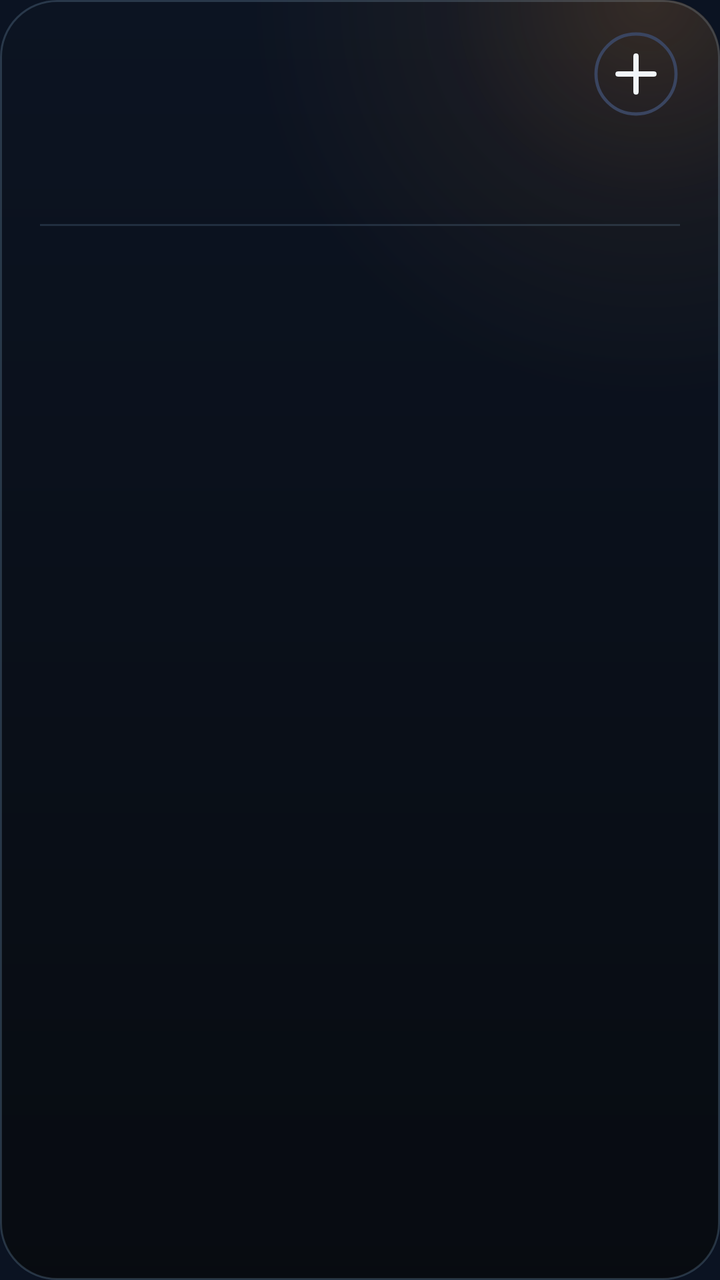
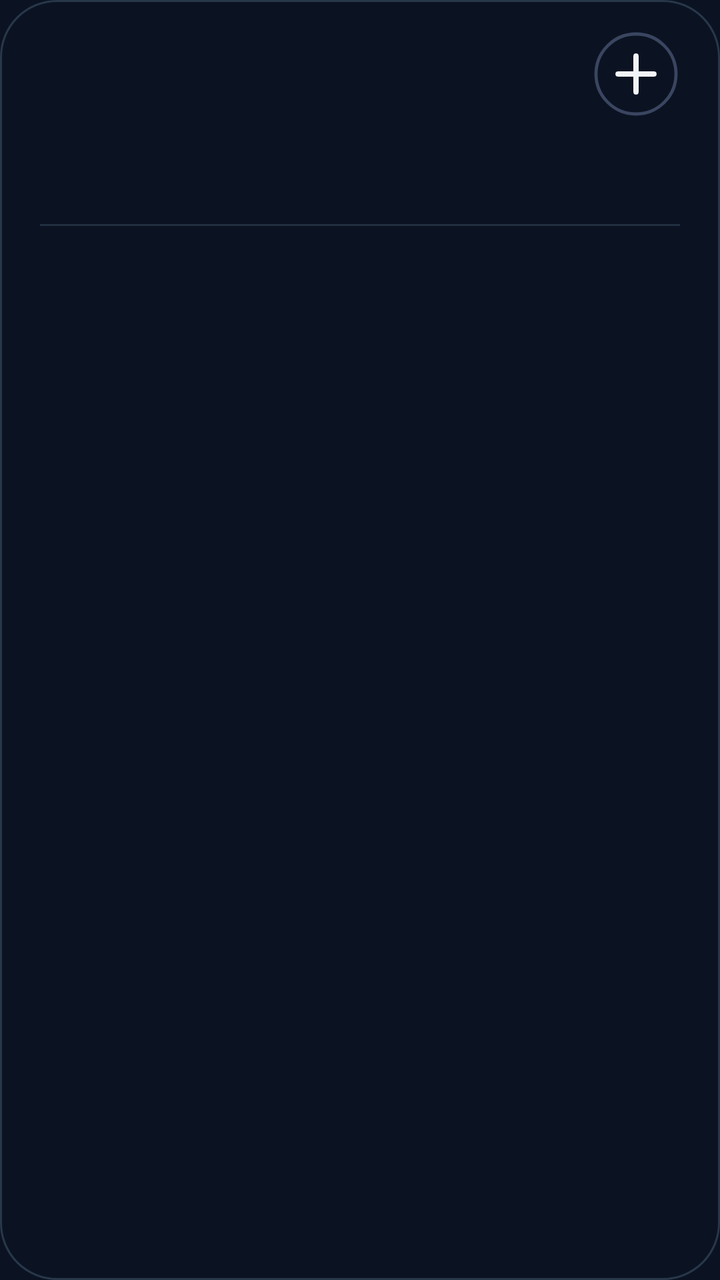

Before-and-after screenshots of an Android layout around one commit, followed by the original layout XML and the change that was made.
<!-- AndroidManifest.xml: application theme AppTheme -->
<!-- res/layout/cal_k0.xml -->
<?xml version="1.0" encoding="utf-8"?>
<FrameLayout xmlns:android="http://schemas.android.com/apk/res/android"
    android:id="@+id/root"
    android:layout_width="match_parent"
    android:layout_height="match_parent"
    android:padding="0dp">

    <LinearLayout
        android:id="@+id/panel"
        android:layout_width="match_parent"
        android:layout_height="match_parent"
        android:background="@drawable/cal_panel"
        android:orientation="vertical"
        android:paddingStart="20dp"
        android:paddingTop="13dp"
        android:paddingEnd="20dp"
        android:paddingBottom="14dp">

        
        <LinearLayout
            android:layout_width="match_parent"
            android:layout_height="48dp"
            android:gravity="center_vertical"
            android:orientation="horizontal">
        <ImageView
            android:id="@+id/cal_day"
            android:layout_width="wrap_content"
            android:layout_height="47dp"
            android:adjustViewBounds="true"
            android:scaleType="fitStart" />

            <LinearLayout
                android:layout_width="0dp"
                android:layout_height="wrap_content"
                android:layout_marginStart="12dp"
                android:layout_weight="1"
                android:orientation="vertical">
                <ImageView
                    android:id="@+id/cal_month"
                    android:layout_width="match_parent"
                    android:layout_height="23dp"
                    android:adjustViewBounds="true"
                    android:scaleType="fitStart" />
                <ImageView
                    android:id="@+id/cal_sub"
                    android:layout_width="match_parent"
                    android:layout_height="16dp"
                    android:adjustViewBounds="true"
                    android:layout_marginTop="2dp"
                    android:scaleType="fitStart" />
            </LinearLayout>

            <ImageView
                android:id="@+id/btn_add"
                android:layout_width="44dp"
                android:layout_height="44dp"
                android:contentDescription="New event"
                android:src="@drawable/ic_cal_add" />
        </LinearLayout>

        
        <LinearLayout
            android:layout_width="match_parent"
            android:layout_height="44dp"
            android:layout_marginTop="2dp"
            android:orientation="horizontal">
            <LinearLayout
                android:layout_width="0dp"
                android:layout_height="match_parent"
                android:layout_weight="1"
                android:gravity="center_horizontal"
                android:orientation="vertical">
                <ImageView
                    android:id="@+id/wk_label_0"
                    android:layout_width="wrap_content"
                    android:layout_height="14dp"
                    android:adjustViewBounds="true"
                    android:scaleType="fitCenter" />
                <ImageView
                    android:id="@+id/wk_num_0"
                    android:layout_width="26dp"
                    android:layout_height="26dp"
                    android:adjustViewBounds="true"
                    android:layout_marginTop="3dp"
                    android:scaleType="fitCenter" />
            </LinearLayout>
            <LinearLayout
                android:layout_width="0dp"
                android:layout_height="match_parent"
                android:layout_weight="1"
                android:gravity="center_horizontal"
                android:orientation="vertical">
                <ImageView
                    android:id="@+id/wk_label_1"
                    android:layout_width="wrap_content"
                    android:layout_height="14dp"
                    android:adjustViewBounds="true"
                    android:scaleType="fitCenter" />
                <ImageView
                    android:id="@+id/wk_num_1"
                    android:layout_width="26dp"
                    android:layout_height="26dp"
                    android:adjustViewBounds="true"
                    android:layout_marginTop="3dp"
                    android:scaleType="fitCenter" />
            </LinearLayout>
            <LinearLayout
                android:layout_width="0dp"
                android:layout_height="match_parent"
                android:layout_weight="1"
                android:gravity="center_horizontal"
                android:orientation="vertical">
                <ImageView
                    android:id="@+id/wk_label_2"
                    android:layout_width="wrap_content"
                    android:layout_height="14dp"
                    android:adjustViewBounds="true"
                    android:scaleType="fitCenter" />
                <ImageView
                    android:id="@+id/wk_num_2"
                    android:layout_width="26dp"
                    android:layout_height="26dp"
                    android:adjustViewBounds="true"
                    android:layout_marginTop="3dp"
                    android:scaleType="fitCenter" />
            </LinearLayout>
            <LinearLayout
                android:layout_width="0dp"
                android:layout_height="match_parent"
                android:layout_weight="1"
                android:gravity="center_horizontal"
                android:orientation="vertical">
                <ImageView
                    android:id="@+id/wk_label_3"
                    android:layout_width="wrap_content"
                    android:layout_height="14dp"
                    android:adjustViewBounds="true"
                    android:scaleType="fitCenter" />
                <ImageView
                    android:id="@+id/wk_num_3"
                    android:layout_width="26dp"
                    android:layout_height="26dp"
                    android:adjustViewBounds="true"
                    android:layout_marginTop="3dp"
                    android:scaleType="fitCenter" />
            </LinearLayout>
            <LinearLayout
                android:layout_width="0dp"
                android:layout_height="match_parent"
                android:layout_weight="1"
                android:gravity="center_horizontal"
                android:orientation="vertical">
                <ImageView
                    android:id="@+id/wk_label_4"
                    android:layout_width="wrap_content"
                    android:layout_height="14dp"
                    android:adjustViewBounds="true"
                    android:scaleType="fitCenter" />
                <ImageView
                    android:id="@+id/wk_num_4"
                    android:layout_width="26dp"
                    android:layout_height="26dp"
                    android:adjustViewBounds="true"
                    android:layout_marginTop="3dp"
                    android:scaleType="fitCenter" />
            </LinearLayout>
            <LinearLayout
                android:layout_width="0dp"
                android:layout_height="match_parent"
                android:layout_weight="1"
                android:gravity="center_horizontal"
                android:orientation="vertical">
                <ImageView
                    android:id="@+id/wk_label_5"
                    android:layout_width="wrap_content"
                    android:layout_height="14dp"
                    android:adjustViewBounds="true"
                    android:scaleType="fitCenter" />
                <ImageView
                    android:id="@+id/wk_num_5"
                    android:layout_width="26dp"
                    android:layout_height="26dp"
                    android:adjustViewBounds="true"
                    android:layout_marginTop="3dp"
                    android:scaleType="fitCenter" />
            </LinearLayout>
            <LinearLayout
                android:layout_width="0dp"
                android:layout_height="match_parent"
                android:layout_weight="1"
                android:gravity="center_horizontal"
                android:orientation="vertical">
                <ImageView
                    android:id="@+id/wk_label_6"
                    android:layout_width="wrap_content"
                    android:layout_height="14dp"
                    android:adjustViewBounds="true"
                    android:scaleType="fitCenter" />
                <ImageView
                    android:id="@+id/wk_num_6"
                    android:layout_width="26dp"
                    android:layout_height="26dp"
                    android:adjustViewBounds="true"
                    android:layout_marginTop="3dp"
                    android:scaleType="fitCenter" />
            </LinearLayout>
        </LinearLayout>

        <ImageView
            android:layout_width="match_parent"
            android:layout_height="1dp"
            android:layout_marginTop="5dp"
            android:layout_marginBottom="5dp"
            android:scaleType="fitXY"
            android:src="@drawable/cal_divider" />

        
        <LinearLayout
            android:layout_width="match_parent"
            android:layout_height="0dp"
            android:layout_weight="1"
            android:orientation="vertical">
        </LinearLayout>
        <ImageView
            android:id="@+id/cal_more"
            android:layout_width="match_parent"
            android:layout_height="14dp"
            android:adjustViewBounds="true"
            android:scaleType="fitEnd" />
    </LinearLayout>
</FrameLayout>
<!-- resources referenced by this layout -->
<resources>
  <!-- drawable cal_divider (drawable) -->
  <?xml version="1.0" encoding="utf-8"?>
  <shape xmlns:android="http://schemas.android.com/apk/res/android" android:shape="rectangle">
      <solid android:color="#24AADCFF" />
  </shape>
  <!-- drawable cal_panel (drawable) -->
  <?xml version="1.0" encoding="utf-8"?>
  <layer-list xmlns:android="http://schemas.android.com/apk/res/android">
      <item>
          <shape android:shape="rectangle">
              <gradient android:angle="270" android:startColor="#F00C1322" android:endColor="#F0070A10" />
              <stroke android:width="1dp" android:color="#2EAADCFF" />
              <corners android:radius="@dimen/widget_radius" />
          </shape>
      </item>
      <item>
          <shape android:shape="rectangle">
              <gradient android:type="radial" android:centerX="0.9" android:centerY="0.0" android:gradientRadius="200dp"
                  android:startColor="#2EEB9438" android:centerColor="#0DEB9438" android:endColor="#00EB9438" />
              <corners android:radius="@dimen/widget_radius" />
          </shape>
      </item>
  </layer-list>
  <!-- drawable ic_cal_add (drawable) -->
  <?xml version="1.0" encoding="utf-8"?>
  <vector xmlns:android="http://schemas.android.com/apk/res/android"
      android:width="44dp"
      android:height="44dp"
      android:viewportWidth="44"
      android:viewportHeight="44">
      <path
          android:pathData="M22,22m-20,0a20,20 0,1 1,40 0a20,20 0,1 1,-40 0"
          android:strokeColor="#FF3A4560"
          android:strokeWidth="1.6" />
      <path
          android:pathData="M13,22L31,22M22,13L22,31"
          android:strokeColor="#FFF1F5F9"
          android:strokeLineCap="round"
          android:strokeWidth="2.6" />
  </vector>
  <style name="AppTheme" parent="@android:style/Theme.DeviceDefault.NoActionBar">
          <item name="android:colorAccent">#DF8B35</item>
          <item name="android:colorControlActivated">#DF8B35</item>
          <item name="android:windowBackground">#0B1322</item>
          <item name="android:statusBarColor">#0E111A</item>
          <item name="android:navigationBarColor">#0B1322</item>
          <item name="android:textColorHint">#718096</item>
      </style>
  <dimen name="widget_radius">28dp</dimen>
</resources>

<!-- the commit's change to res/layout/cal_k0.xml (unified diff, before → after) -->
@@ -1,10 +1,17 @@
 <?xml version="1.0" encoding="utf-8"?>
-<FrameLayout xmlns:android="http://schemas.android.com/apk/res/android"
+<FrameLayout
+    xmlns:android="http://schemas.android.com/apk/res/android"
     android:id="@+id/root"
     android:layout_width="match_parent"
     android:layout_height="match_parent"
     android:padding="0dp">
 
+    <ImageView
+        android:id="@+id/cal_bg"
+        android:layout_width="match_parent"
+        android:layout_height="match_parent"
+        android:importantForAccessibility="no"
+        android:scaleType="fitXY" />
     <LinearLayout
         android:id="@+id/panel"
         android:layout_width="match_parent"
<!-- resource entries referenced after the edit -->
@@ -7,22 +7,11 @@
   </shape>
   <!-- drawable cal_panel (drawable) -->
   <?xml version="1.0" encoding="utf-8"?>
-  <layer-list xmlns:android="http://schemas.android.com/apk/res/android">
-      <item>
-          <shape android:shape="rectangle">
-              <gradient android:angle="270" android:startColor="#F00C1322" android:endColor="#F0070A10" />
-              <stroke android:width="1dp" android:color="#2EAADCFF" />
-              <corners android:radius="@dimen/widget_radius" />
-          </shape>
-      </item>
-      <item>
-          <shape android:shape="rectangle">
-              <gradient android:type="radial" android:centerX="0.9" android:centerY="0.0" android:gradientRadius="200dp"
-                  android:startColor="#2EEB9438" android:centerColor="#0DEB9438" android:endColor="#00EB9438" />
-              <corners android:radius="@dimen/widget_radius" />
-          </shape>
-      </item>
-  </layer-list>
+  <shape xmlns:android="http://schemas.android.com/apk/res/android" android:shape="rectangle">
+      <solid android:color="#00000000" />
+      <stroke android:width="1dp" android:color="#2EAADCFF" />
+      <corners android:radius="@dimen/widget_radius" />
+  </shape>
   <!-- drawable ic_cal_add (drawable) -->
   <?xml version="1.0" encoding="utf-8"?>
   <vector xmlns:android="http://schemas.android.com/apk/res/android"
